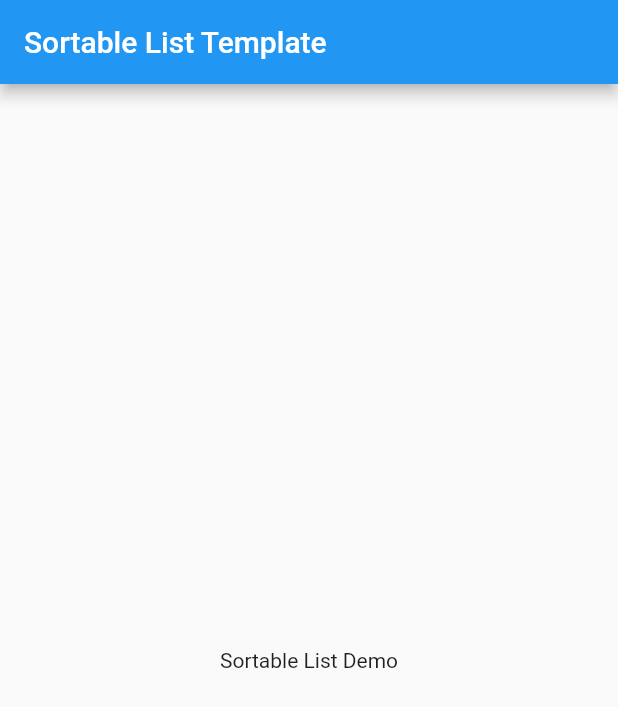
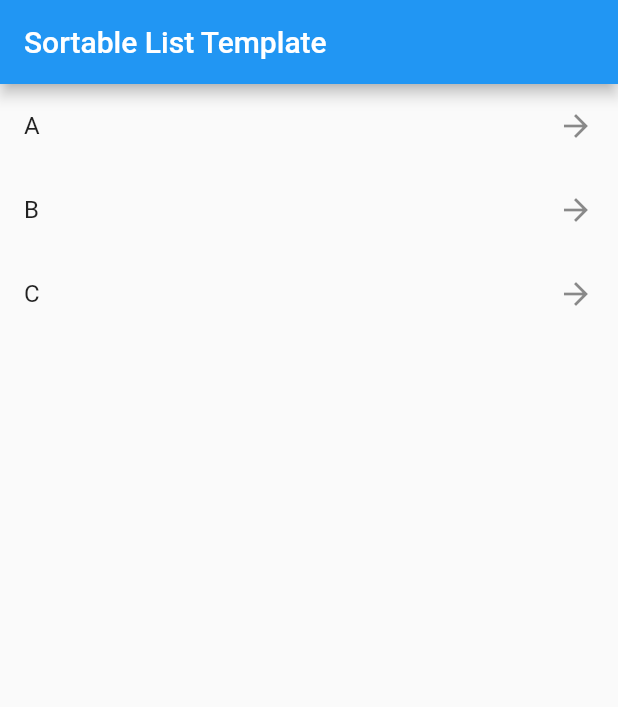
Before and after one commit to TomerPacific/CodeTemplates, a Flutter app: the screen it shows after launch, on a phone screen of 412 x 824 dp. Shown: the top 707 px of the screen. Run offline on Flutter 3.47's test engine with Material 2 defaults, Android fonts, the phone set to English and light mode, and no system bars.

Commit message:
CodeTemplates SortableList adding implementation

```diff
--- a/sortable_list/lib/main.dart
+++ b/sortable_list/lib/main.dart
@@ -27,23 +27,26 @@ class MyHomePage extends StatefulWidget {
 
 class _MyHomePageState extends State<MyHomePage> {
 
+  List<String> _data = ["A", "B", "C"];
+
+  void _onReorder(int a, int b) {
+
+  }
+
   @override
   Widget build(BuildContext context) {
     return Scaffold(
       appBar: AppBar(
         title: Text(widget.title),
       ),
-      body: Center(
-
-        child: Column(
-          mainAxisAlignment: MainAxisAlignment.center,
-          children: <Widget>[
-            Text(
-              'Sortable List Demo',
-            ),
-          ],
-        ),
-      ),
+      body: ReorderableListView(children: _data.map((list_item) =>
+        ListTile(
+          key:  Key(list_item),
+          title: Text(list_item),
+          trailing: Icon(Icons.arrow_forward),
+        )
+      ).toList(),
+          onReorder: _onReorder)
     );
   }
 }
```
